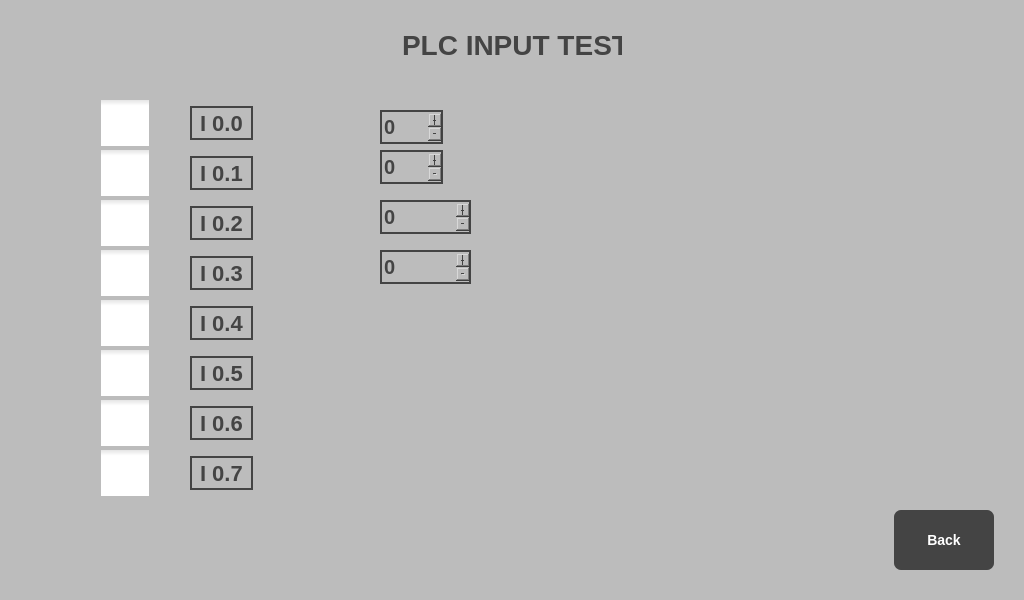
Before: the Qt Designer form inputwindow.ui in vieczorkamil/HMI-panel-PLC-S7-based-on-Raspberry-Pi-Engineering-Thesis, drawn with Qt 5.
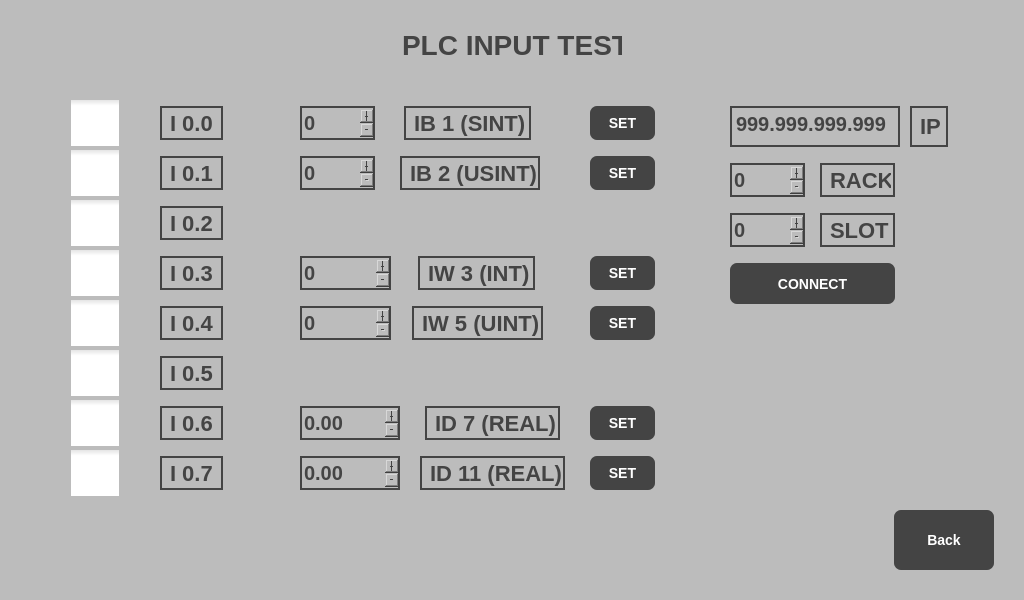
After: the same form once the commit is applied. Icons and pictures are not drawn.

Commit message: Finish inputTestScreen layout

The edit to the form file:
```diff
--- a/inputwindow.ui
+++ b/inputwindow.ui
@@ -62,6 +62,21 @@
 }
 QSpinBox::up-button{
 	font: bold 50px;
+}
+
+QDoubleSpinBox{
+	background: rgb(188,188,188);
+	font: bold 20px;
+	color: rgb(68, 68, 68);
+	border: 2px solid rgb(68, 68, 68);
+}
+
+QTextEdit{
+	background: rgb(188,188,188);
+	font: bold 20px;
+	color: rgb(68, 68, 68);
+	border: 2px solid rgb(68, 68, 68);
+	
 }</string>
   </property>
   <widget class="QPushButton" name="backButton">
@@ -101,7 +116,7 @@
   <widget class="QCheckBox" name="switchInput0_0">
    <property name="geometry">
     <rect>
-     <x>100</x>
+     <x>70</x>
      <y>100</y>
      <width>56</width>
      <height>46</height>
@@ -114,7 +129,7 @@
   <widget class="QCheckBox" name="switchInput0_1">
    <property name="geometry">
     <rect>
-     <x>100</x>
+     <x>70</x>
      <y>150</y>
      <width>56</width>
      <height>46</height>
@@ -127,7 +142,7 @@
   <widget class="QCheckBox" name="switchInput0_2">
    <property name="geometry">
     <rect>
-     <x>100</x>
+     <x>70</x>
      <y>200</y>
      <width>56</width>
      <height>46</height>
@@ -140,7 +155,7 @@
   <widget class="QCheckBox" name="switchInput0_3">
    <property name="geometry">
     <rect>
-     <x>100</x>
+     <x>70</x>
      <y>250</y>
      <width>56</width>
      <height>46</height>
@@ -153,7 +168,7 @@
   <widget class="QCheckBox" name="switchInput0_4">
    <property name="geometry">
     <rect>
-     <x>100</x>
+     <x>70</x>
      <y>300</y>
      <width>56</width>
      <height>46</height>
@@ -166,7 +181,7 @@
   <widget class="QCheckBox" name="switchInput0_5">
    <property name="geometry">
     <rect>
-     <x>100</x>
+     <x>70</x>
      <y>350</y>
      <width>56</width>
      <height>46</height>
@@ -179,7 +194,7 @@
   <widget class="QCheckBox" name="switchInput0_6">
    <property name="geometry">
     <rect>
-     <x>100</x>
+     <x>70</x>
      <y>400</y>
      <width>56</width>
      <height>46</height>
@@ -192,7 +207,7 @@
   <widget class="QCheckBox" name="switchInput0_7">
    <property name="geometry">
     <rect>
-     <x>100</x>
+     <x>70</x>
      <y>450</y>
      <width>56</width>
      <height>46</height>
@@ -205,7 +220,7 @@
   <widget class="QLabel" name="Input0_0Label">
    <property name="geometry">
     <rect>
-     <x>190</x>
+     <x>160</x>
      <y>106</y>
      <width>63</width>
      <height>34</height>
@@ -218,7 +233,7 @@
   <widget class="QLabel" name="Input0_1Label">
    <property name="geometry">
     <rect>
-     <x>190</x>
+     <x>160</x>
      <y>156</y>
      <width>63</width>
      <height>34</height>
@@ -231,7 +246,7 @@
   <widget class="QLabel" name="Input0_2Label">
    <property name="geometry">
     <rect>
-     <x>190</x>
+     <x>160</x>
      <y>206</y>
      <width>63</width>
      <height>34</height>
@@ -244,7 +259,7 @@
   <widget class="QLabel" name="Input0_3Label">
    <property name="geometry">
     <rect>
-     <x>190</x>
+     <x>160</x>
      <y>256</y>
      <width>63</width>
      <height>34</height>
@@ -257,7 +272,7 @@
   <widget class="QLabel" name="Input0_4Label">
    <property name="geometry">
     <rect>
-     <x>190</x>
+     <x>160</x>
      <y>306</y>
      <width>63</width>
      <height>34</height>
@@ -270,7 +285,7 @@
   <widget class="QLabel" name="Input0_5Label">
    <property name="geometry">
     <rect>
-     <x>190</x>
+     <x>160</x>
      <y>356</y>
      <width>63</width>
      <height>34</height>
@@ -283,7 +298,7 @@
   <widget class="QLabel" name="Input0_6Label">
    <property name="geometry">
     <rect>
-     <x>190</x>
+     <x>160</x>
      <y>406</y>
      <width>63</width>
      <height>34</height>
@@ -296,7 +311,7 @@
   <widget class="QLabel" name="Input0_7Label">
    <property name="geometry">
     <rect>
-     <x>190</x>
+     <x>160</x>
      <y>456</y>
      <width>63</width>
      <height>34</height>
@@ -309,9 +324,9 @@
   <widget class="QSpinBox" name="inputB1">
    <property name="geometry">
     <rect>
-     <x>380</x>
-     <y>110</y>
-     <width>63</width>
+     <x>300</x>
+     <y>106</y>
+     <width>75</width>
      <height>34</height>
     </rect>
    </property>
@@ -334,9 +349,9 @@
   <widget class="QSpinBox" name="inputB2">
    <property name="geometry">
     <rect>
-     <x>380</x>
-     <y>150</y>
-     <width>63</width>
+     <x>300</x>
+     <y>156</y>
+     <width>75</width>
      <height>34</height>
     </rect>
    </property>
@@ -359,8 +374,8 @@
   <widget class="QSpinBox" name="inputW3">
    <property name="geometry">
     <rect>
-     <x>380</x>
-     <y>200</y>
+     <x>300</x>
+     <y>256</y>
      <width>91</width>
      <height>34</height>
     </rect>
@@ -384,8 +399,8 @@
   <widget class="QSpinBox" name="inputW5">
    <property name="geometry">
     <rect>
-     <x>380</x>
-     <y>250</y>
+     <x>300</x>
+     <y>306</y>
      <width>91</width>
      <height>34</height>
     </rect>
@@ -406,6 +421,325 @@
     <number>65535</number>
    </property>
   </widget>
+  <widget class="QDoubleSpinBox" name="inputD7">
+   <property name="geometry">
+    <rect>
+     <x>300</x>
+     <y>406</y>
+     <width>100</width>
+     <height>34</height>
+    </rect>
+   </property>
+   <property name="buttonSymbols">
+    <enum>QAbstractSpinBox::PlusMinus</enum>
+   </property>
+   <property name="minimum">
+    <double>-100000.000000000000000</double>
+   </property>
+   <property name="maximum">
+    <double>100000.000000000000000</double>
+   </property>
+   <property name="singleStep">
+    <double>0.100000000000000</double>
+   </property>
+  </widget>
+  <widget class="QDoubleSpinBox" name="inputD11">
+   <property name="geometry">
+    <rect>
+     <x>300</x>
+     <y>456</y>
+     <width>100</width>
+     <height>34</height>
+    </rect>
+   </property>
+   <property name="buttonSymbols">
+    <enum>QAbstractSpinBox::PlusMinus</enum>
+   </property>
+   <property name="minimum">
+    <double>-100000.000000000000000</double>
+   </property>
+   <property name="maximum">
+    <double>100000.000000000000000</double>
+   </property>
+   <property name="singleStep">
+    <double>0.100000000000000</double>
+   </property>
+  </widget>
+  <widget class="QLabel" name="InputB1Label">
+   <property name="geometry">
+    <rect>
+     <x>404</x>
+     <y>106</y>
+     <width>127</width>
+     <height>34</height>
+    </rect>
+   </property>
+   <property name="text">
+    <string>IB 1 (SINT)</string>
+   </property>
+  </widget>
+  <widget class="QLabel" name="InputB2Label">
+   <property name="geometry">
+    <rect>
+     <x>400</x>
+     <y>156</y>
+     <width>140</width>
+     <height>34</height>
+    </rect>
+   </property>
+   <property name="text">
+    <string>IB 2 (USINT)</string>
+   </property>
+  </widget>
+  <widget class="QLabel" name="InputW3Label">
+   <property name="geometry">
+    <rect>
+     <x>418</x>
+     <y>256</y>
+     <width>117</width>
+     <height>34</height>
+    </rect>
+   </property>
+   <property name="text">
+    <string>IW 3 (INT)</string>
+   </property>
+  </widget>
+  <widget class="QLabel" name="InputW5Label">
+   <property name="geometry">
+    <rect>
+     <x>412</x>
+     <y>306</y>
+     <width>131</width>
+     <height>34</height>
+    </rect>
+   </property>
+   <property name="text">
+    <string>IW 5 (UINT)</string>
+   </property>
+  </widget>
+  <widget class="QLabel" name="InputD7Label">
+   <property name="geometry">
+    <rect>
+     <x>425</x>
+     <y>406</y>
+     <width>135</width>
+     <height>34</height>
+    </rect>
+   </property>
+   <property name="text">
+    <string>ID 7 (REAL)</string>
+   </property>
+  </widget>
+  <widget class="QLabel" name="InputD11Label">
+   <property name="geometry">
+    <rect>
+     <x>420</x>
+     <y>456</y>
+     <width>145</width>
+     <height>34</height>
+    </rect>
+   </property>
+   <property name="text">
+    <string>ID 11 (REAL)</string>
+   </property>
+  </widget>
+  <widget class="QPushButton" name="inputB1Button">
+   <property name="geometry">
+    <rect>
+     <x>590</x>
+     <y>106</y>
+     <width>65</width>
+     <height>34</height>
+    </rect>
+   </property>
+   <property name="text">
+    <string>SET</string>
+   </property>
+  </widget>
+  <widget class="QPushButton" name="inputB2Button">
+   <property name="geometry">
+    <rect>
+     <x>590</x>
+     <y>156</y>
+     <width>65</width>
+     <height>34</height>
+    </rect>
+   </property>
+   <property name="text">
+    <string>SET</string>
+   </property>
+  </widget>
+  <widget class="QPushButton" name="inputW3Button">
+   <property name="geometry">
+    <rect>
+     <x>590</x>
+     <y>256</y>
+     <width>65</width>
+     <height>34</height>
+    </rect>
+   </property>
+   <property name="text">
+    <string>SET</string>
+   </property>
+  </widget>
+  <widget class="QPushButton" name="inputW5Button">
+   <property name="geometry">
+    <rect>
+     <x>590</x>
+     <y>306</y>
+     <width>65</width>
+     <height>34</height>
+    </rect>
+   </property>
+   <property name="text">
+    <string>SET</string>
+   </property>
+  </widget>
+  <widget class="QPushButton" name="inputD7Button">
+   <property name="geometry">
+    <rect>
+     <x>590</x>
+     <y>406</y>
+     <width>65</width>
+     <height>34</height>
+    </rect>
+   </property>
+   <property name="text">
+    <string>SET</string>
+   </property>
+  </widget>
+  <widget class="QPushButton" name="inputD11Button">
+   <property name="geometry">
+    <rect>
+     <x>590</x>
+     <y>456</y>
+     <width>65</width>
+     <height>34</height>
+    </rect>
+   </property>
+   <property name="text">
+    <string>SET</string>
+   </property>
+  </widget>
+  <widget class="QTextEdit" name="inputIP">
+   <property name="geometry">
+    <rect>
+     <x>730</x>
+     <y>106</y>
+     <width>170</width>
+     <height>41</height>
+    </rect>
+   </property>
+   <property name="html">
+    <string>&lt;!DOCTYPE HTML PUBLIC &quot;-//W3C//DTD HTML 4.0//EN&quot; &quot;http://www.w3.org/TR/REC-html40/strict.dtd&quot;&gt;
+&lt;html&gt;&lt;head&gt;&lt;meta name=&quot;qrichtext&quot; content=&quot;1&quot; /&gt;&lt;style type=&quot;text/css&quot;&gt;
+p, li { white-space: pre-wrap; }
+&lt;/style&gt;&lt;/head&gt;&lt;body style=&quot; font-family:'PibotoLt'; font-size:20px; font-weight:600; font-style:normal;&quot;&gt;
+&lt;p style=&quot; margin-top:0px; margin-bottom:0px; margin-left:0px; margin-right:0px; -qt-block-indent:0; text-indent:0px;&quot;&gt;&lt;span style=&quot; font-size:20px;&quot;&gt;999.999.999.999&lt;/span&gt;&lt;/p&gt;&lt;/body&gt;&lt;/html&gt;</string>
+   </property>
+  </widget>
+  <widget class="QSpinBox" name="inputRACK">
+   <property name="geometry">
+    <rect>
+     <x>730</x>
+     <y>163</y>
+     <width>75</width>
+     <height>34</height>
+    </rect>
+   </property>
+   <property name="wrapping">
+    <bool>false</bool>
+   </property>
+   <property name="frame">
+    <bool>true</bool>
+   </property>
+   <property name="buttonSymbols">
+    <enum>QAbstractSpinBox::PlusMinus</enum>
+   </property>
+   <property name="minimum">
+    <number>0</number>
+   </property>
+   <property name="maximum">
+    <number>100</number>
+   </property>
+  </widget>
+  <widget class="QSpinBox" name="inputSLOT">
+   <property name="geometry">
+    <rect>
+     <x>730</x>
+     <y>213</y>
+     <width>75</width>
+     <height>34</height>
+    </rect>
+   </property>
+   <property name="wrapping">
+    <bool>false</bool>
+   </property>
+   <property name="frame">
+    <bool>true</bool>
+   </property>
+   <property name="buttonSymbols">
+    <enum>QAbstractSpinBox::PlusMinus</enum>
+   </property>
+   <property name="minimum">
+    <number>0</number>
+   </property>
+   <property name="maximum">
+    <number>100</number>
+   </property>
+  </widget>
+  <widget class="QLabel" name="inputIPLabel">
+   <property name="geometry">
+    <rect>
+     <x>910</x>
+     <y>106</y>
+     <width>38</width>
+     <height>41</height>
+    </rect>
+   </property>
+   <property name="text">
+    <string>IP</string>
+   </property>
+  </widget>
+  <widget class="QLabel" name="inputRACKLabel">
+   <property name="geometry">
+    <rect>
+     <x>820</x>
+     <y>163</y>
+     <width>75</width>
+     <height>34</height>
+    </rect>
+   </property>
+   <property name="text">
+    <string>RACK</string>
+   </property>
+  </widget>
+  <widget class="QLabel" name="inputSLOTLabel">
+   <property name="geometry">
+    <rect>
+     <x>820</x>
+     <y>213</y>
+     <width>75</width>
+     <height>34</height>
+    </rect>
+   </property>
+   <property name="text">
+    <string>SLOT</string>
+   </property>
+  </widget>
+  <widget class="QPushButton" name="connectButton">
+   <property name="geometry">
+    <rect>
+     <x>730</x>
+     <y>263</y>
+     <width>165</width>
+     <height>41</height>
+    </rect>
+   </property>
+   <property name="text">
+    <string>CONNECT</string>
+   </property>
+  </widget>
  </widget>
  <resources/>
  <connections/>
```
